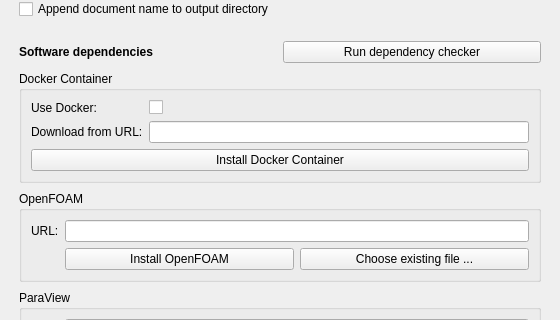
First picture: the form in Gui/CfdPreferencePage.ui, repository jaheyns/CfdOF, before the edit; both pictures show x 0 to 560 and y 212 to 532 of the 560 by 1069 pixel window.
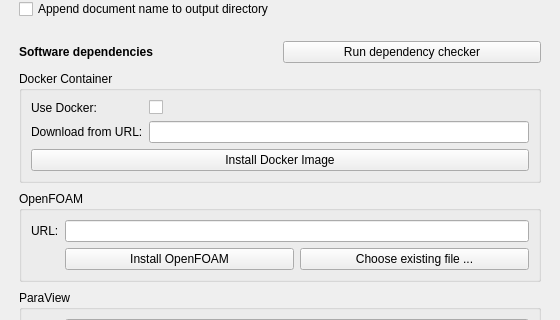
Second picture: the form after the edit.

Commit message: Allow hyper link to readme file in preference page dialog.

```diff
--- a/Gui/CfdPreferencePage.ui
+++ b/Gui/CfdPreferencePage.ui
@@ -454,7 +454,7 @@
         <item row="2" column="0" colspan="2">
          <widget class="QPushButton" name="pb_download_install_docker">
           <property name="text">
-           <string>Install Docker Container</string>
+           <string>Install Docker Image</string>
           </property>
          </widget>
         </item>
```
Left out of the diff: 2 changed lines with no effect on the pictures.
